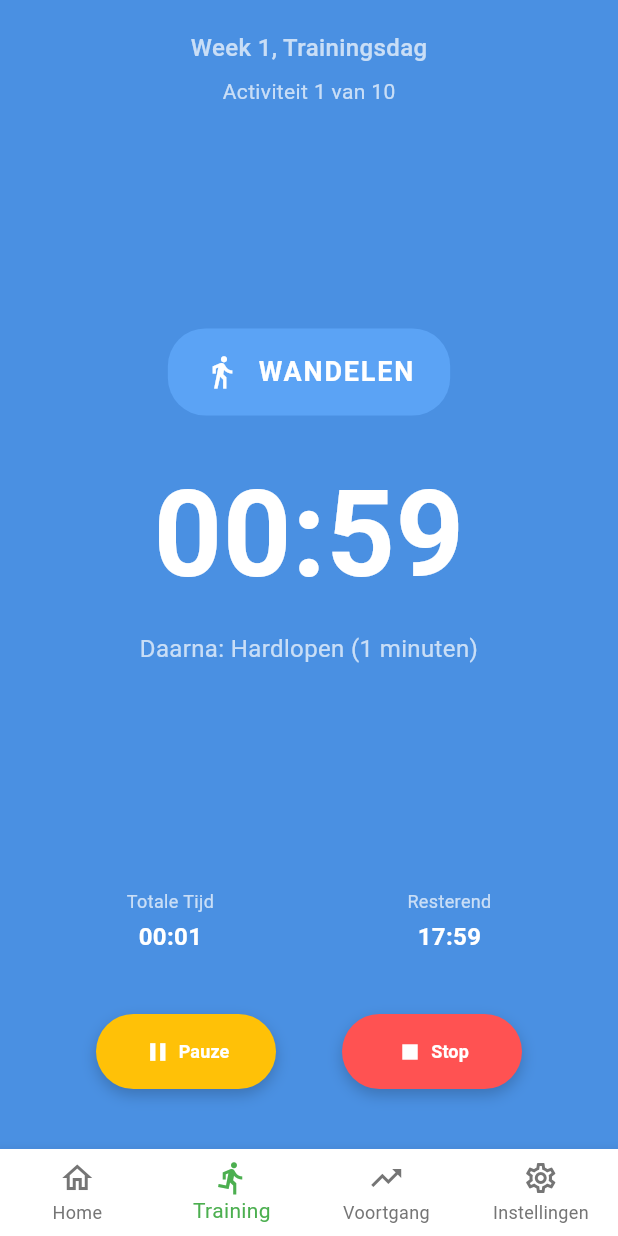
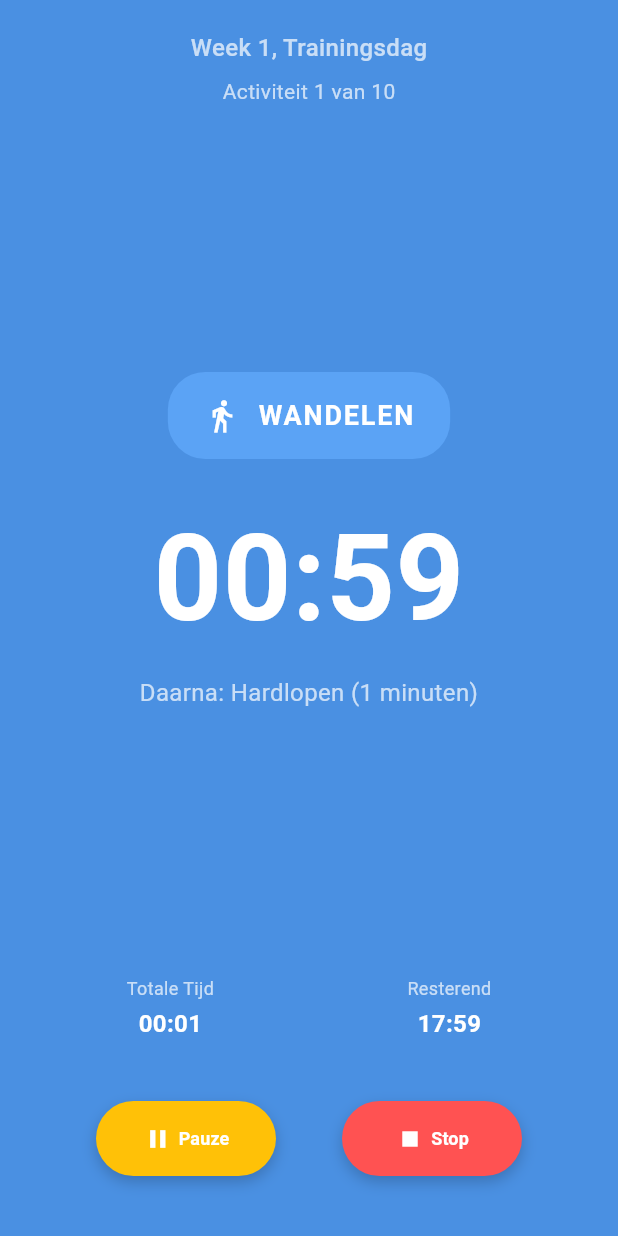
Before and after one commit to Cowlover3000/start-to-run-app, a Flutter app: the screen it shows after launch, after a tap on "Start Training", on a phone screen of 412 x 824 dp. Run offline on Flutter 3.47's test engine with Material 3 defaults, Android fonts, the phone set to English and light mode, and no system bars; our stand-ins replace audioplayers, flutter_local_notifications, shared_preferences, timezone, vibration.

Commit message:
feat: Enhance training experience by managing navigation based on training status

```diff
--- a/start_to_run_app/lib/screens/main_screen.dart
+++ b/start_to_run_app/lib/screens/main_screen.dart
@@ -1,6 +1,5 @@
 import 'package:flutter/material.dart';
 import 'package:provider/provider.dart';
-import '../models/training_program_new.dart';
 import '../providers/training_data_provider.dart';
 import '../providers/training_session_provider.dart';
 import 'active_training_screen.dart';
@@ -24,9 +23,8 @@ class _MainScreenState extends State<MainScreen> {
   }
 
   void switchToTraining() {
-    setState(() {
-      _currentIndex = 1; // Training screen index
-    });
+    // Training is now handled through focused experience, no tab switching needed
+    // The training screen will be shown automatically when training is active
   }
 
   void _onItemTapped(int index) {
@@ -37,13 +35,26 @@ class _MainScreenState extends State<MainScreen> {
 
   @override
   Widget build(BuildContext context) {
+    return Consumer<TrainingSessionProvider>(
+      builder: (context, sessionProvider, child) {
+        final isTrainingActive = sessionProvider.sessionStatus == SessionStatus.inProgress ||
+                                 sessionProvider.sessionStatus == SessionStatus.paused;
+
         final List<Widget> screens = [
           HomePage(onStartTraining: switchToTraining),
-      ActiveTrainingScreen(onStopTraining: switchToHome),
           const ProgressScreen(),
           const SettingsScreen(),
         ];
 
+        // If training is active, force the user to stay on the training screen
+        // and hide the navigation bar to create a focused experience
+        if (isTrainingActive) {
+          return Scaffold(
+            body: ActiveTrainingScreen(onStopTraining: switchToHome),
+          );
+        }
+
+        // Normal navigation when training is not active
         return Scaffold(
           body: IndexedStack(index: _currentIndex, children: screens),
           bottomNavigationBar: BottomNavigationBar(
@@ -61,11 +72,6 @@ class _MainScreenState extends State<MainScreen> {
                 label: 'Home',
               ),
               BottomNavigationBarItem(
-            icon: Icon(Icons.directions_run_outlined),
-            activeIcon: Icon(Icons.directions_run),
-            label: 'Training',
-          ),
-          BottomNavigationBarItem(
                 icon: Icon(Icons.trending_up_outlined),
                 activeIcon: Icon(Icons.trending_up),
                 label: 'Voortgang',
@@ -77,6 +83,8 @@ class _MainScreenState extends State<MainScreen> {
               ),
             ],
           ),
+        );
+      },
     );
   }
 }
@@ -100,11 +108,6 @@ class _HomePageState extends State<HomePage> {
         final currentWeek = trainingData.currentWeek;
         final currentDay = trainingData.currentDay;
         final weekProgress = trainingData.currentWeekProgress;
-
-        // Check if tomorrow is a rest day
-        final tomorrowDay = TrainingProgram.getDay(currentWeek, currentDay + 1);
-        final isTomorrowRestDay =
-            tomorrowDay != null && !tomorrowDay.isTrainingDay;
 
         return Scaffold(
           backgroundColor: Colors.grey.shade50,
```
Lines whose indentation alone changed are shown as unchanged.
